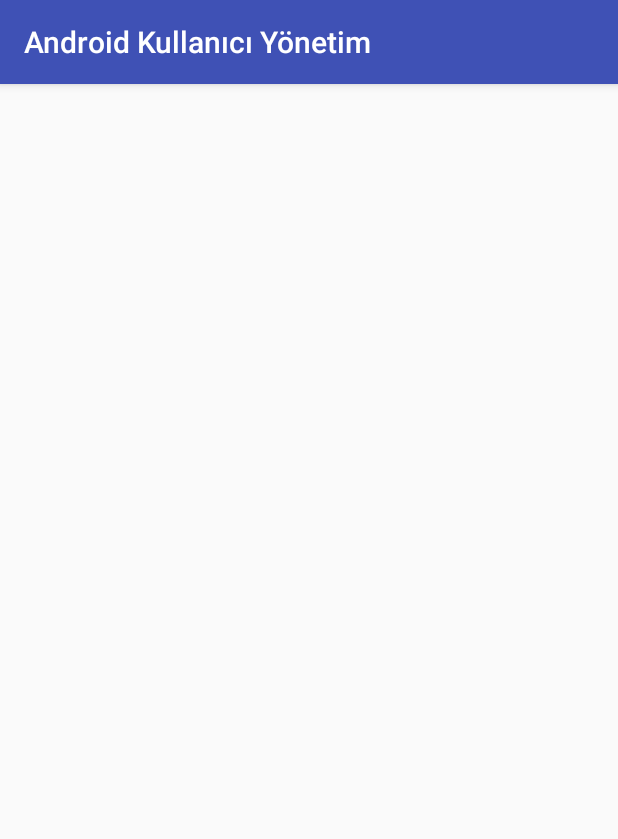
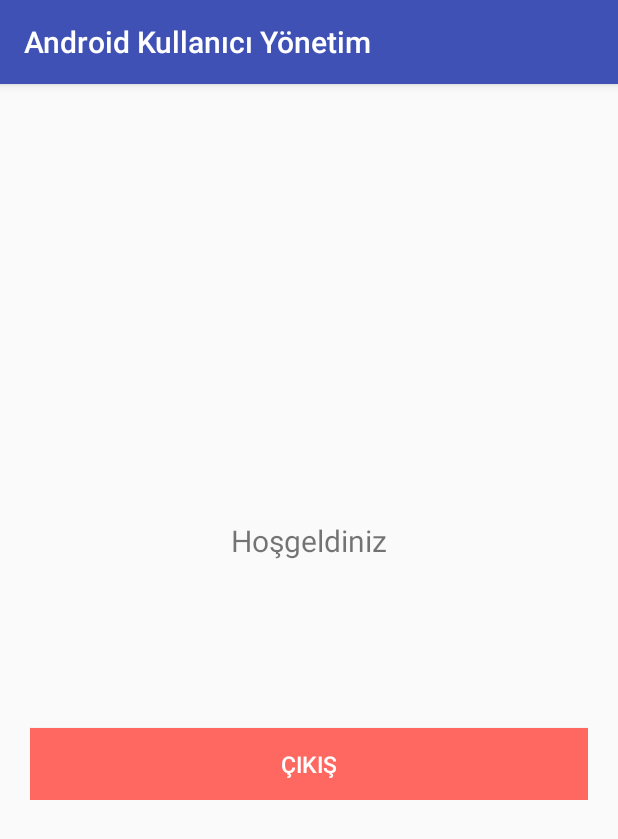
Before and after one commit to R0B3RDV/AndMysqlAuthentication, an Android app: the ProfileActivity screen opened directly, with no data from a screen before it, on a phone screen of 412 x 824 dp. Shown: the top 839 px of the screen. Run offline under Robolectric (Android 15) with nearby library versions, the phone set to English and light mode, and no system bars.

Commit message:
Profile screen design

```diff
--- a/app/src/main/res/layout/activity_profile.xml
+++ b/app/src/main/res/layout/activity_profile.xml
@@ -1,9 +1,49 @@
 <?xml version="1.0" encoding="utf-8"?>
-<android.support.constraint.ConstraintLayout xmlns:android="http://schemas.android.com/apk/res/android"
-    xmlns:app="http://schemas.android.com/apk/res-auto"
+<RelativeLayout xmlns:android="http://schemas.android.com/apk/res/android"
     xmlns:tools="http://schemas.android.com/tools"
     android:layout_width="match_parent"
     android:layout_height="match_parent"
-    tools:context="com.example.casper.andmysqlauthentication.ProfileActivity">
+    tools:context=".ProfileActivity" >
 
-</android.support.constraint.ConstraintLayout>
+    <LinearLayout
+        android:layout_width="fill_parent"
+        android:layout_height="wrap_content"
+        android:layout_centerInParent="true"
+        android:layout_marginLeft="20dp"
+        android:layout_marginRight="20dp"
+        android:gravity="center"
+        android:orientation="vertical" >
+
+        <TextView
+            android:layout_width="wrap_content"
+            android:layout_height="wrap_content"
+            android:text="@string/welcome"
+            android:textSize="20dp" />
+
+        <TextView
+            android:id="@+id/name"
+            android:layout_width="wrap_content"
+            android:layout_height="wrap_content"
+            android:padding="10dp"
+            android:textColor="@color/lbl_name"
+            android:textSize="24dp" />
+
+        <TextView
+            android:id="@+id/email"
+            android:layout_width="wrap_content"
+            android:layout_height="wrap_content"
+            android:textSize="13dp" />
+
+        <Button
+            android:id="@+id/btnLogout"
+            android:layout_width="fill_parent"
+            android:layout_height="wrap_content"
+            android:layout_marginTop="40dip"
+            android:background="@color/btn_logut_bg"
+            android:text="@string/btn_logout"
+            android:textAllCaps="false"
+            android:textColor="@color/white"
+            android:textSize="15dp" />
+    </LinearLayout>
+
+</RelativeLayout>
```
